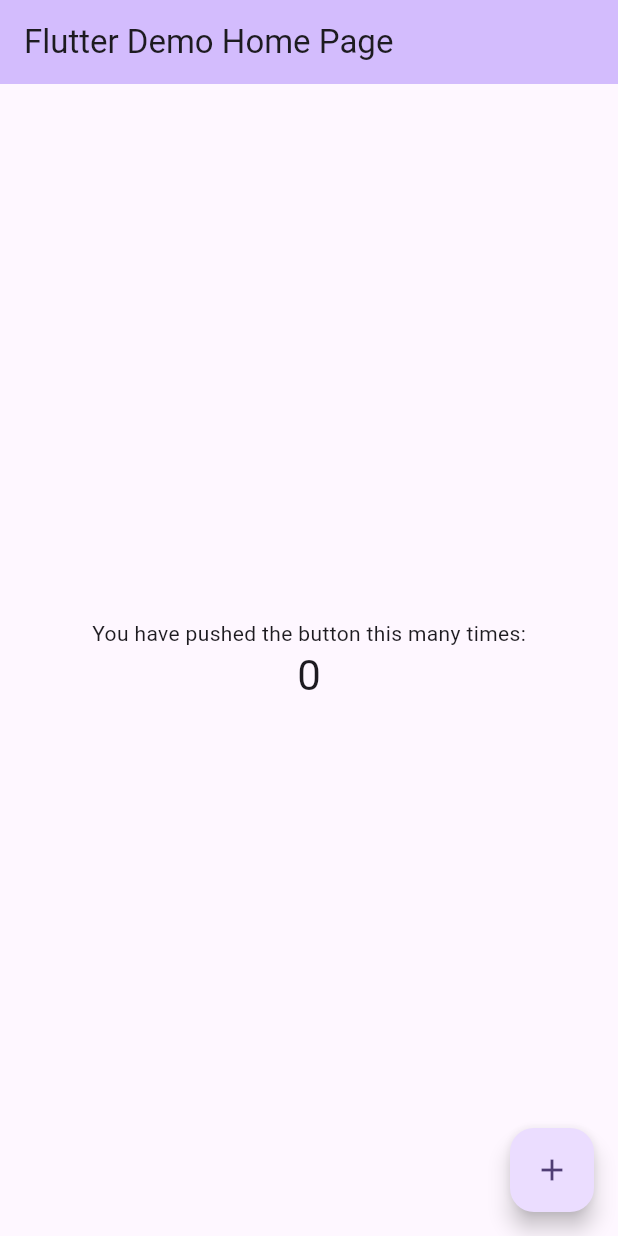
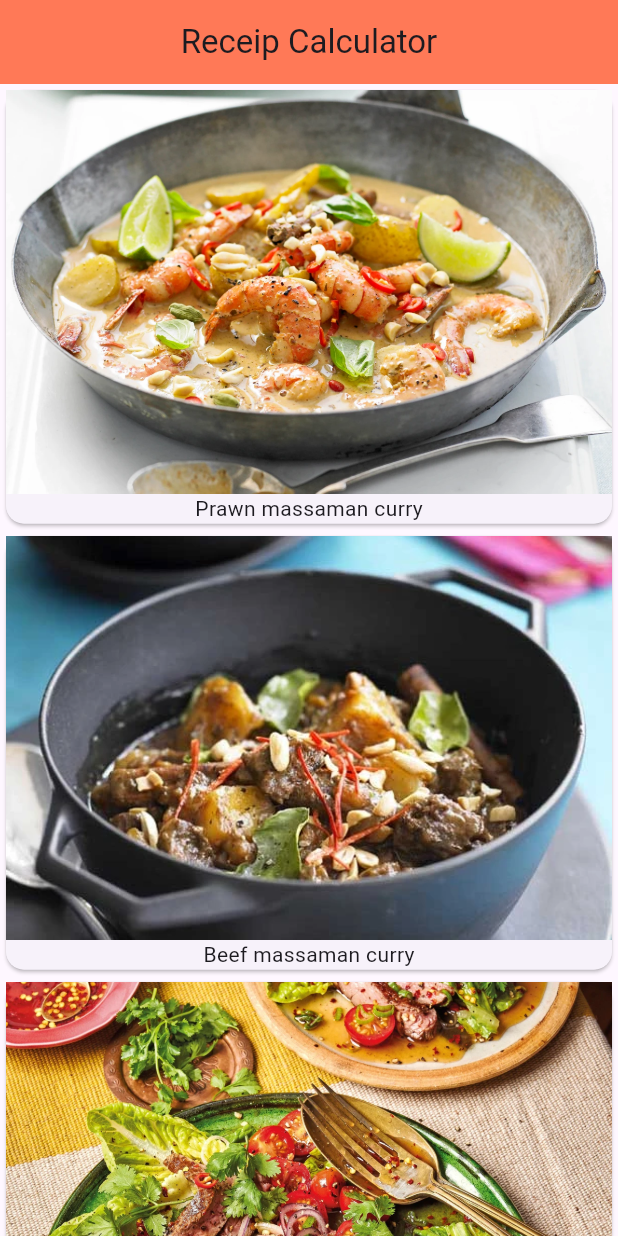
Before and after one commit to natthawadeeboonmak150947-lang/receipes, a Flutter app: the screen it shows after launch, on a phone screen of 412 x 824 dp. Run offline on Flutter 3.47's test engine with Material 3 defaults, Android fonts, the phone set to English and light mode, and no system bars.

Commit message:
Recipe List Design

```diff
--- a/lib/main.dart
+++ b/lib/main.dart
@@ -1,4 +1,5 @@
 import 'package:flutter/material.dart';
+import 'package:receipes/model/receipe.dart';
 
 void main() {
   runApp(const ReceipesApp());
@@ -13,25 +14,12 @@ class ReceipesApp extends StatelessWidget {
     return MaterialApp(
       title: 'Flutter Demo',
       theme: ThemeData(
-        // This is the theme of your application.
-        //
-        // TRY THIS: Try running your application with "flutter run". You'll see
-        // the application has a purple toolbar. Then, without quitting the app,
-        // try changing the seedColor in the colorScheme below to Colors.green
-        // and then invoke "hot reload" (save your changes or press the "hot
-        // reload" button in a Flutter-supported IDE, or press "r" if you used
-        // the command line to start the app).
-        //
-        // Notice that the counter didn't reset back to zero; the application
-        // state is not lost during the reload. To reset the state, use hot
-        // restart instead.
-        //
-        // This works for code too, not just values: Most code changes can be
-        // tested with just a hot reload.
-        colorScheme: ColorScheme.fromSeed(seedColor: Colors.deepPurple),
-        useMaterial3: true,
+        appBarTheme: const AppBarTheme(
+          centerTitle: true,
+          backgroundColor: Color.fromARGB(255, 255, 121, 87),
+        ),
       ),
-      home: const MyHomePage(title: 'Flutter Demo Home Page'),
+      home: const MyHomePage(title: 'Receip Calculator'),
     );
   }
 }
@@ -39,14 +27,6 @@ class ReceipesApp extends StatelessWidget {
 class MyHomePage extends StatefulWidget {
   const MyHomePage({super.key, required this.title});
 
-  // This widget is the home page of your application. It is stateful, meaning
-  // that it has a State object (defined below) that contains fields that affect
-  // how it looks.
-
-  // This class is the configuration for the state. It holds the values (in this
-  // case the title) provided by the parent (in this case the App widget) and
-  // used by the build method of the State. Fields in a Widget subclass are
-  // always marked "final".
 
   final String title;
 
@@ -55,71 +35,32 @@ class MyHomePage extends StatefulWidget {
 }
 
 class _MyHomePageState extends State<MyHomePage> {
-  int _counter = 0;
-
-  void _incrementCounter() {
-    setState(() {
-      // This call to setState tells the Flutter framework that something has
-      // changed in this State, which causes it to rerun the build method below
-      // so that the display can reflect the updated values. If we changed
-      // _counter without calling setState(), then the build method would not be
-      // called again, and so nothing would appear to happen.
-      _counter++;
-    });
-  }
 
   @override
   Widget build(BuildContext context) {
-    // This method is rerun every time setState is called, for instance as done
-    // by the _incrementCounter method above.
-    //
-    // The Flutter framework has been optimized to make rerunning build methods
-    // fast, so that you can just rebuild anything that needs updating rather
-    // than having to individually change instances of widgets.
+
     return Scaffold(
-      appBar: AppBar(
-        // TRY THIS: Try changing the color here to a specific color (to
-        // Colors.amber, perhaps?) and trigger a hot reload to see the AppBar
-        // change color while the other colors stay the same.
-        backgroundColor: Theme.of(context).colorScheme.inversePrimary,
-        // Here we take the value from the MyHomePage object that was created by
-        // the App.build method, and use it to set our appbar title.
-        title: Text(widget.title),
-      ),
-      body: Center(
-        // Center is a layout widget. It takes a single child and positions it
-        // in the middle of the parent.
-        child: Column(
-          // Column is also a layout widget. It takes a list of children and
-          // arranges them vertically. By default, it sizes itself to fit its
-          // children horizontally, and tries to be as tall as its parent.
-          //
-          // Column has various properties to control how it sizes itself and
-          // how it positions its children. Here we use mainAxisAlignment to
-          // center the children vertically; the main axis here is the vertical
-          // axis because Columns are vertical (the cross axis would be
-          // horizontal).
-          //
-          // TRY THIS: Invoke "debug painting" (choose the "Toggle Debug Paint"
-          // action in the IDE, or press "p" in the console), to see the
-          // wireframe for each widget.
-          mainAxisAlignment: MainAxisAlignment.center,
-          children: <Widget>[
-            const Text(
-              'You have pushed the button this many times:',
-            ),
-            Text(
-              '$_counter',
-              style: Theme.of(context).textTheme.headlineMedium,
-            ),
-          ],
+      appBar: AppBar(title: Text(widget.title)),
+      body: SafeArea(child: Container(
+           child: ListView.builder(
+             itemBuilder: (BuildContext context, int index) {
+              return buildRecipeCard(Recipe.samples[index]);
+             },
+              itemCount: Recipe.samples.length,
+           ),
         ),
       ),
-      floatingActionButton: FloatingActionButton(
-        onPressed: _incrementCounter,
-        tooltip: 'Increment',
-        child: const Icon(Icons.add),
-      ), // This trailing comma makes auto-formatting nicer for build methods.
+    );
+  }
+
+  Widget buildRecipeCard(Recipe recipe) {
+    return Card(
+      child: Column(
+      children: <Widget>[
+          Image(image: AssetImage(recipe.imageUrl)),
+          Text(recipe.imgLabel),
+        ],
+      ),
     );
   }
 }
--- /dev/null
+++ b/lib/model/receipe.dart
@@ -0,0 +1,14 @@
+class Recipe {
+ String imgLabel;
+ String imageUrl;
+
+Recipe(this.imageUrl , this.imgLabel);
+
+static List<Recipe> samples =
+  [
+   Recipe('assets/images/4460.webp', 'Prawn massaman curry'),
+   Recipe('assets/images/8018.webp', 'Beef massaman curry'),
+   Recipe('assets/images/1.webp', 'Crying tiger beef salad'),
+   Recipe('assets/images/2.webp', 'Thai pumpkin curry'),
+  ];
+}
--- a/pubspec.yaml
+++ b/pubspec.yaml
@@ -59,9 +59,8 @@ flutter:
   uses-material-design: true
 
   # To add assets to your application, add an assets section, like this:
-  # assets:
-  #   - images/a_dot_burr.jpeg
-  #   - images/a_dot_ham.jpeg
+  assets:
+    - assets/images/
 
   # An image asset can refer to one or more resolution-specific "variants", see
   # https://flutter.dev/to/resolution-aware-images
```
Also changed, not shown: assets/images/1.webp (added), assets/images/2.webp (added), assets/images/4460.webp (added), assets/images/8018.webp (added), assets/images/Vegan-jackfruit-massaman-curry-V2-29c66ff-scaled.webp (added).
